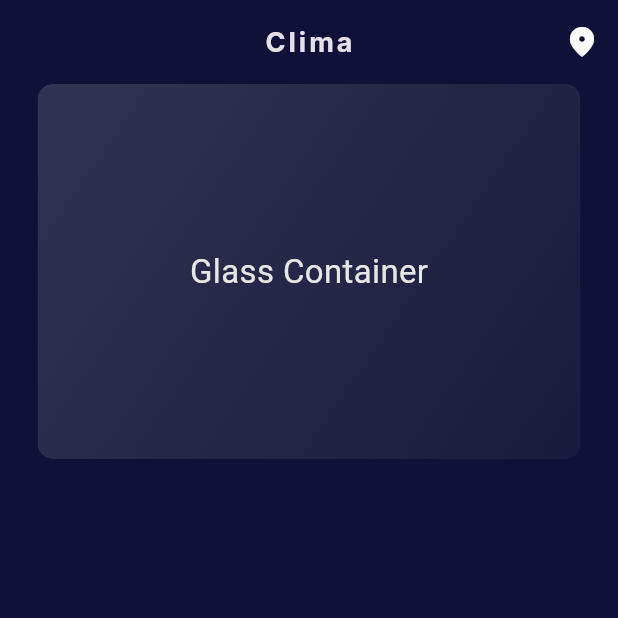
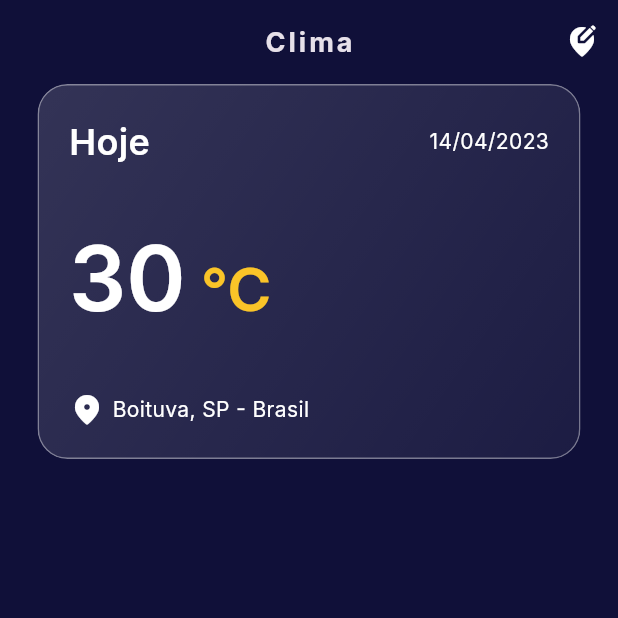
Before and after one commit to maisaamadeu/weather_app, a Flutter app: the screen it shows after launch, after a tap on "Começar", on a phone screen of 412 x 824 dp, the top half of it. Run offline on Flutter 3.47's test engine with Material 2 defaults, Android fonts, the phone set to English and light mode, and no system bars; drawn by our look-alikes of glass_kit; our stand-ins replace flutter_animate, google_fonts.

Commit message:
new images

```diff
--- a/lib/app/pages/start_page.dart
+++ b/lib/app/pages/start_page.dart
@@ -3,7 +3,6 @@ import 'package:flutter_animate/flutter_animate.dart';
 import 'package:google_fonts/google_fonts.dart';
 import 'package:weather_app/app/pages/weather_page.dart';
 import 'package:weather_app/app/shared/theme/app_colors.dart';
-import 'package:flutter_svg/flutter_svg.dart';
 
 class StartPage extends StatelessWidget {
   const StartPage({super.key});
@@ -19,11 +18,7 @@ class StartPage extends StatelessWidget {
             mainAxisAlignment: MainAxisAlignment.center,
             crossAxisAlignment: CrossAxisAlignment.center,
             children: [
-              const Icon(
-                Icons.sunny,
-                size: 200,
-                color: AppColors.primary,
-              ),
+              Image(image: AssetImage('assets/images/clear.png')),
               const SizedBox(
                 height: 120,
               ),
--- a/lib/app/pages/weather_page.dart
+++ b/lib/app/pages/weather_page.dart
@@ -1,6 +1,6 @@
 import 'dart:ui';
-
 import 'package:flutter/material.dart';
+import 'package:flutter_animate/flutter_animate.dart';
 import 'package:google_fonts/google_fonts.dart';
 import 'package:weather_app/app/shared/theme/app_colors.dart';
 import 'package:glass_kit/glass_kit.dart';
@@ -26,8 +26,8 @@ class WeatherPage extends StatelessWidget {
         actions: [
           IconButton(
             onPressed: () {},
-            icon: Icon(
-              Icons.location_on_rounded,
+            icon: const Icon(
+              Icons.edit_location_alt_rounded,
               color: Colors.white,
             ),
           ),
@@ -35,47 +35,93 @@ class WeatherPage extends StatelessWidget {
       ),
       body: SafeArea(
         child: Padding(
-          padding: EdgeInsets.symmetric(horizontal: 25),
+          padding: const EdgeInsets.symmetric(horizontal: 25),
           child: Column(
             children: [
-              ClipRRect(
-                borderRadius: BorderRadius.circular(10.0),
-                child: Container(
-                  height: 250.0,
-                  width: double.infinity,
-                  color: Colors.black.withOpacity(0.1),
-                  child: Stack(
-                    children: [
-                      BackdropFilter(
-                        filter: ImageFilter.blur(sigmaX: 2.0, sigmaY: 2.0),
-                        child: Container(),
-                      ),
-                      Container(
-                        decoration: BoxDecoration(
-                          borderRadius: BorderRadius.circular(10),
-                          // border:
-                          //     Border.all(color: Colors.white.withOpacity(0.20)),
-
+              GlassContainer.clearGlass(
+                height: 250,
+                width: MediaQuery.sizeOf(context).width,
+                borderRadius: BorderRadius.circular(20),
+                elevation: 20,
                 gradient: LinearGradient(
                   begin: Alignment.topLeft,
                   end: Alignment.bottomRight,
                   colors: [
                     Colors.white.withOpacity(0.15),
                     Colors.white.withOpacity(0.05),
-                              ]),
+                  ],
+                ),
+                padding: const EdgeInsets.all(20),
+                child: Column(
+                  mainAxisAlignment: MainAxisAlignment.spaceBetween,
+                  children: [
+                    Row(
+                      mainAxisAlignment: MainAxisAlignment.spaceBetween,
+                      crossAxisAlignment: CrossAxisAlignment.center,
+                      children: [
+                        Text(
+                          'Hoje',
+                          style: GoogleFonts.inter(
+                            color: Colors.white,
+                            fontSize: 24,
+                            fontWeight: FontWeight.w600,
                           ),
                         ),
-                      const Center(
-                        child: Text(
-                          "Glass Container",
-                          style: TextStyle(
-                              color: Color(0xffe7e7e7),
-                              fontWeight: FontWeight.w400,
-                              fontSize: 22.0),
+                        Text(
+                          '14/04/2023',
+                          style: GoogleFonts.inter(
+                            color: Colors.white,
+                            fontSize: 14,
+                            // fontWeight: FontWeight.w600,
                           ),
                         ),
                       ],
                     ),
+                    Row(
+                      mainAxisAlignment: MainAxisAlignment.spaceBetween,
+                      children: [
+                        RichText(
+                          text: TextSpan(
+                            text: '30',
+                            style: GoogleFonts.inter(
+                              color: Colors.white,
+                              fontSize: 60,
+                              fontWeight: FontWeight.w600,
+                            ),
+                            children: [
+                              TextSpan(
+                                text: ' °C',
+                                style: GoogleFonts.inter(
+                                  color: AppColors.primary,
+                                  fontSize: 40,
+                                  fontWeight: FontWeight.w600,
+                                ),
+                              ),
+                            ],
+                          ),
+                        ),
+                      ],
+                    ),
+                    Row(
+                      crossAxisAlignment: CrossAxisAlignment.center,
+                      children: [
+                        Icon(
+                          Icons.location_on_rounded,
+                        ),
+                        SizedBox(
+                          width: 5,
+                        ),
+                        Text(
+                          'Boituva, SP - Brasil',
+                          style: GoogleFonts.inter(
+                            color: Colors.white,
+                            fontSize: 14,
+                            // fontWeight: FontWeight.w600,
+                          ),
+                        ),
+                      ],
+                    ),
+                  ],
                 ),
               ),
             ],
--- a/pubspec.yaml
+++ b/pubspec.yaml
@@ -10,7 +10,6 @@ dependencies:
   flutter:
     sdk: flutter
   flutter_animate: ^4.2.0
-  flutter_svg: ^2.0.7
   glass_kit: ^2.0.1
   google_fonts: ^5.1.0
 
@@ -21,6 +20,5 @@ dev_dependencies:
 
 flutter:
   uses-material-design: true
-
   assets:
-    - assets/svgs/weather/static/
+    - assets/images/
```
Also changed, not shown: assets/images/clear.png (added), assets/images/clouds.png (added), assets/images/drizzle.png (added), assets/images/humidity.png (added), assets/images/mist.png (added), assets/images/rain.png (added), assets/images/search.png (added), assets/images/snow.png (added), assets/images/wind.png (added), pubspec.lock. Lines whose indentation alone changed are shown as unchanged.
